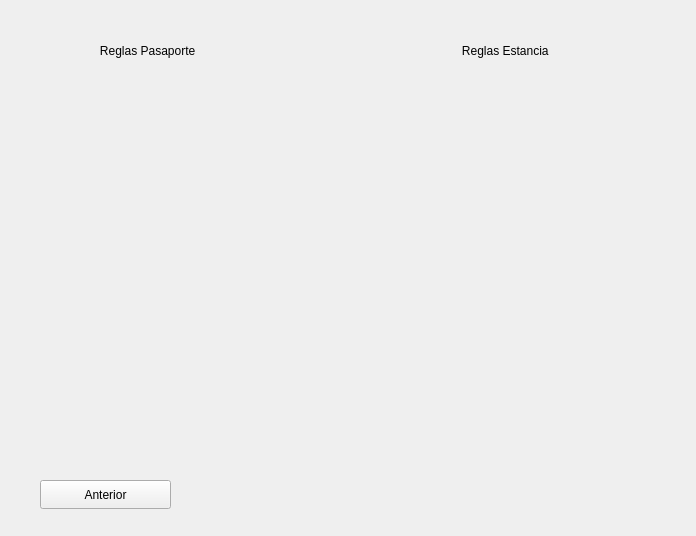
Above: GameScreen/libroreglas.ui from 0tomi/POO-TP before the change. Below: the same form after it.
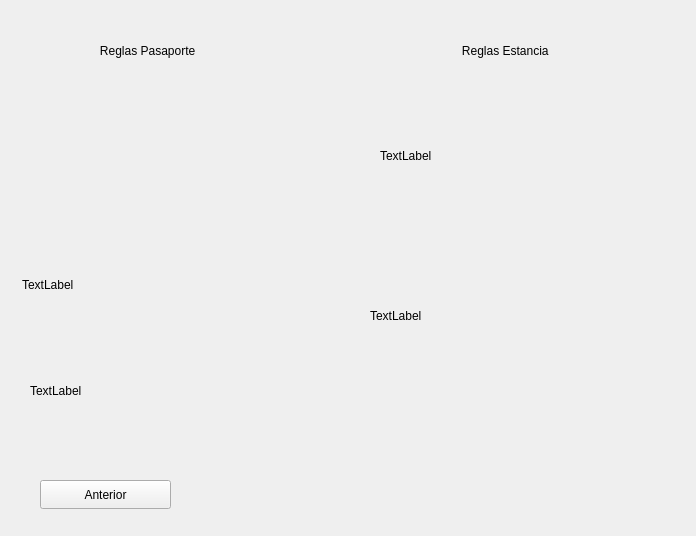
That is the form after the change. Icons and pictures are not drawn.

```diff
--- a/GameScreen/libroreglas.ui
+++ b/GameScreen/libroreglas.ui
@@ -161,6 +161,74 @@
         <string>Anterior</string>
        </property>
       </widget>
+      <widget class="QLabel" name="EdadPermitida">
+       <property name="geometry">
+        <rect>
+         <x>22</x>
+         <y>229</y>
+         <width>291</width>
+         <height>111</height>
+        </rect>
+       </property>
+       <property name="styleSheet">
+        <string notr="true">border-image: url(:/Resources/Documentos/pixil-frame-0 (5).png);
+color: rgb(0, 0, 0);</string>
+       </property>
+       <property name="text">
+        <string>TextLabel</string>
+       </property>
+      </widget>
+      <widget class="QLabel" name="EstadoCivilPermitido">
+       <property name="geometry">
+        <rect>
+         <x>30</x>
+         <y>340</y>
+         <width>281</width>
+         <height>101</height>
+        </rect>
+       </property>
+       <property name="styleSheet">
+        <string notr="true">border-image: url(:/Resources/Documentos/pixil-frame-0 (5).png);
+color: rgb(0, 0, 0);</string>
+       </property>
+       <property name="text">
+        <string>TextLabel</string>
+       </property>
+      </widget>
+      <widget class="QLabel" name="DuracionPermitida">
+       <property name="geometry">
+        <rect>
+         <x>380</x>
+         <y>80</y>
+         <width>291</width>
+         <height>151</height>
+        </rect>
+       </property>
+       <property name="styleSheet">
+        <string notr="true">color: rgb(0, 0, 0);
+border-image: url(:/Resources/Documentos/pixil-frame-0 (5).png);</string>
+       </property>
+       <property name="text">
+        <string>TextLabel</string>
+       </property>
+      </widget>
+      <widget class="QLabel" name="TipoDeVisitaValido">
+       <property name="geometry">
+        <rect>
+         <x>370</x>
+         <y>240</y>
+         <width>301</width>
+         <height>151</height>
+        </rect>
+       </property>
+       <property name="styleSheet">
+        <string notr="true">color: rgb(0, 0, 0);
+border-image: url(:/Resources/Documentos/pixil-frame-0 (5).png);</string>
+       </property>
+       <property name="text">
+        <string>TextLabel</string>
+       </property>
+      </widget>
      </widget>
     </widget>
    </item>
```
